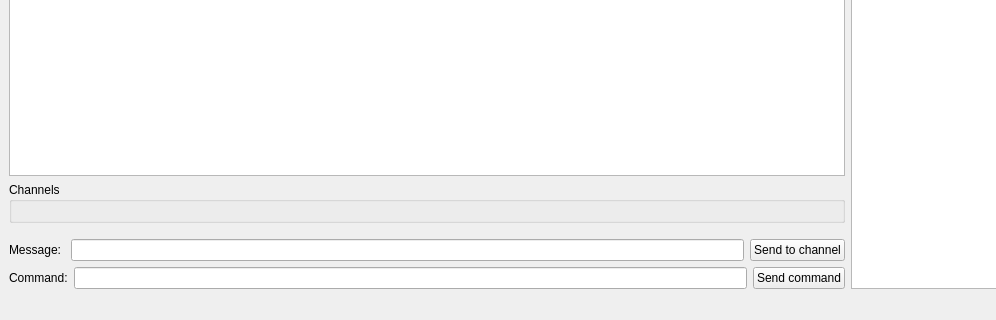
First picture: the form in mainwindow.ui, repository PawelPaziewski/pus_client, before the edit; both pictures show x 0 to 996 and y 374 to 694 of the 1138 by 694 pixel window.
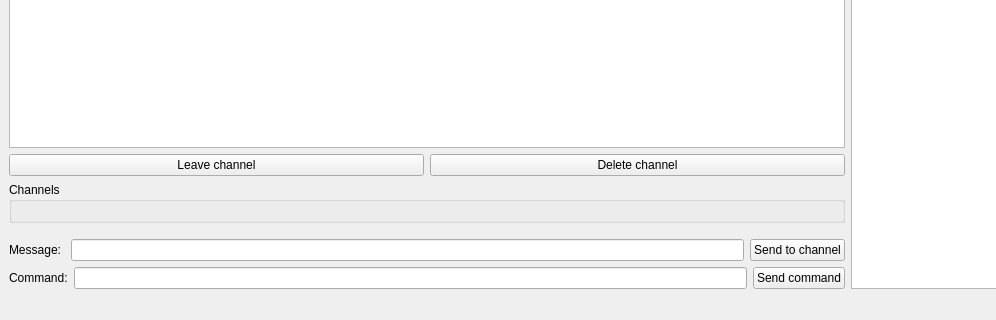
Second picture: the form after the edit.

Commit message: Add leave and delete channels functionality

```diff
--- a/mainwindow.ui
+++ b/mainwindow.ui
@@ -98,6 +98,24 @@
         </property>
        </widget>
       </item>
+      <item>
+       <layout class="QHBoxLayout" name="horizontalLayout_7">
+        <item>
+         <widget class="QPushButton" name="LeaveChannel">
+          <property name="text">
+           <string>Leave channel</string>
+          </property>
+         </widget>
+        </item>
+        <item>
+         <widget class="QPushButton" name="DeleteChannel">
+          <property name="text">
+           <string>Delete channel</string>
+          </property>
+         </widget>
+        </item>
+       </layout>
+      </item>
       <item>
        <widget class="QGroupBox" name="channels">
         <property name="title">
```
The commit also changes 2 other files.
